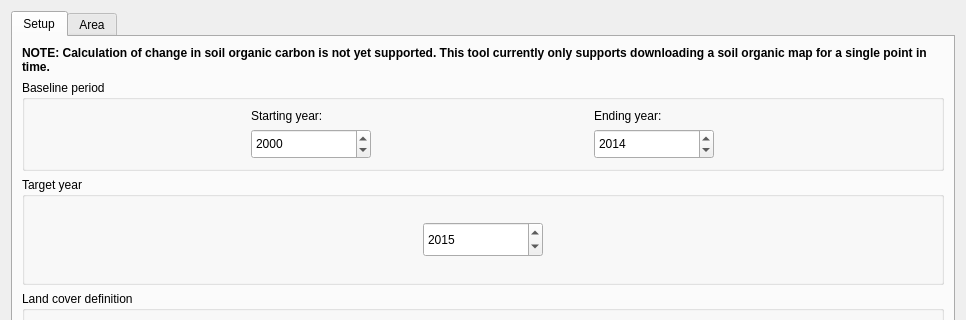
Old version of the form LDMP/gui/DlgCalculateSOC.ui in the repository ConservationInternational/trends.earth; both pictures show x 0 to 966 and y 0 to 320 of the 966 by 859 pixel window.
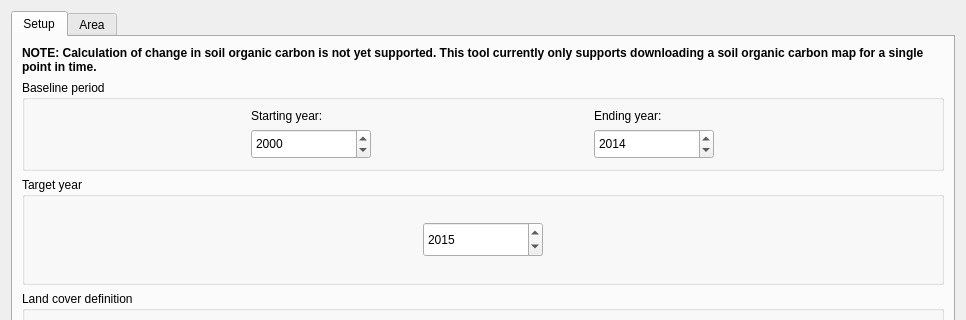
New version of the form.

Commit message: Finish download tool draft.

```diff
--- a/LDMP/gui/DlgCalculateSOC.ui
+++ b/LDMP/gui/DlgCalculateSOC.ui
@@ -48,7 +48,7 @@
           </font>
          </property>
          <property name="text">
-          <string>NOTE: Calculation of change in soil organic carbon is not yet supported. This tool currently only supports downloading a soil organic map for a single point in time.</string>
+          <string>NOTE: Calculation of change in soil organic carbon is not yet supported. This tool currently only supports downloading a soil organic carbon map for a single point in time.</string>
          </property>
          <property name="wordWrap">
           <bool>true</bool>
```
The commit also changes 9 other files.
